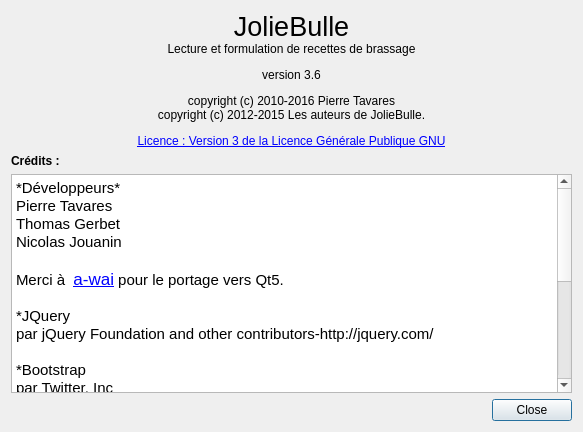
Old version of the form joliebulle/about.ui in the repository 314r/joliebulle.
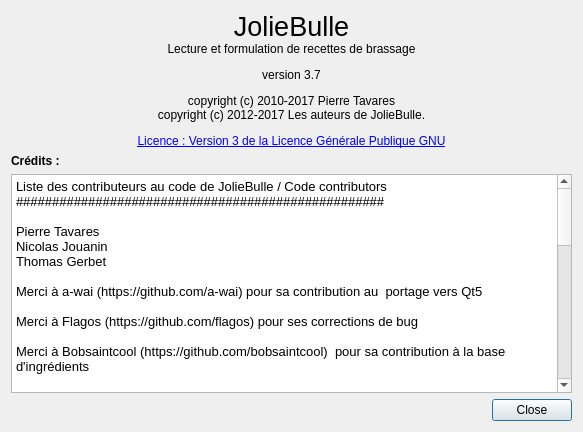
New version of the form.

Commit message: maj about, credits

Diff of the .ui file:
```diff
--- a/joliebulle/about.ui
+++ b/joliebulle/about.ui
@@ -17,7 +17,7 @@
    <item row="0" column="0">
     <widget class="QLabel" name="label">
      <property name="text">
-      <string>&lt;html&gt;&lt;head/&gt;&lt;body&gt;&lt;p align=&quot;center&quot;&gt;&lt;span style=&quot; font-size:20pt;&quot;&gt;JolieBulle&lt;/span&gt;&lt;br/&gt;Lecture et formulation de recettes de brassage&lt;/p&gt;&lt;p align=&quot;center&quot;&gt;version 3.6&lt;/p&gt;&lt;p align=&quot;center&quot;&gt;&lt;span style=&quot; font-size:9pt;&quot;&gt;copyright (c) 2010-2016 Pierre Tavares&lt;br/&gt;copyright (c) 2012-2015 Les auteurs de JolieBulle.&lt;/span&gt;&lt;/p&gt;&lt;p align=&quot;center&quot;&gt;&lt;a href=&quot;http://www.gnu.org/licenses/gpl-3.0.html&quot;&gt;&lt;span style=&quot; font-size:9pt; text-decoration: underline; color:#0000ff;&quot;&gt;Licence : Version 3 de la Licence Générale Publique GNU&lt;/span&gt;&lt;/a&gt;&lt;/p&gt;&lt;/body&gt;&lt;/html&gt;</string>
+      <string>&lt;html&gt;&lt;head/&gt;&lt;body&gt;&lt;p align=&quot;center&quot;&gt;&lt;span style=&quot; font-size:20pt;&quot;&gt;JolieBulle&lt;/span&gt;&lt;br/&gt;Lecture et formulation de recettes de brassage&lt;/p&gt;&lt;p align=&quot;center&quot;&gt;version 3.7&lt;/p&gt;&lt;p align=&quot;center&quot;&gt;&lt;span style=&quot; font-size:9pt;&quot;&gt;copyright (c) 2010-2017 Pierre Tavares&lt;br/&gt;copyright (c) 2012-2017 Les auteurs de JolieBulle.&lt;/span&gt;&lt;/p&gt;&lt;p align=&quot;center&quot;&gt;&lt;a href=&quot;http://www.gnu.org/licenses/gpl-3.0.html&quot;&gt;&lt;span style=&quot; font-size:9pt; text-decoration: underline; color:#0000ff;&quot;&gt;Licence : Version 3 de la Licence Générale Publique GNU&lt;/span&gt;&lt;/a&gt;&lt;/p&gt;&lt;/body&gt;&lt;/html&gt;</string>
      </property>
     </widget>
    </item>
@@ -44,31 +44,53 @@
       <string>&lt;!DOCTYPE HTML PUBLIC &quot;-//W3C//DTD HTML 4.0//EN&quot; &quot;http://www.w3.org/TR/REC-html40/strict.dtd&quot;&gt;
 &lt;html&gt;&lt;head&gt;&lt;meta name=&quot;qrichtext&quot; content=&quot;1&quot; /&gt;&lt;style type=&quot;text/css&quot;&gt;
 p, li { white-space: pre-wrap; }
-&lt;/style&gt;&lt;/head&gt;&lt;body style=&quot; font-family:'.SF NS Text'; font-size:13pt; font-weight:400; font-style:normal;&quot;&gt;
-&lt;p style=&quot; margin-top:0px; margin-bottom:0px; margin-left:0px; margin-right:0px; -qt-block-indent:0; text-indent:0px;&quot;&gt;&lt;span style=&quot; font-family:'Cantarell'; font-size:11pt;&quot;&gt;*Développeurs*&lt;/span&gt;&lt;/p&gt;
-&lt;p style=&quot; margin-top:0px; margin-bottom:0px; margin-left:0px; margin-right:0px; -qt-block-indent:0; text-indent:0px;&quot;&gt;&lt;span style=&quot; font-family:'Cantarell'; font-size:11pt;&quot;&gt;Pierre Tavares&lt;/span&gt;&lt;/p&gt;
-&lt;p style=&quot; margin-top:0px; margin-bottom:0px; margin-left:0px; margin-right:0px; -qt-block-indent:0; text-indent:0px;&quot;&gt;&lt;span style=&quot; font-family:'Cantarell'; font-size:11pt;&quot;&gt;Thomas Gerbet&lt;/span&gt;&lt;/p&gt;
-&lt;p style=&quot; margin-top:0px; margin-bottom:0px; margin-left:0px; margin-right:0px; -qt-block-indent:0; text-indent:0px;&quot;&gt;&lt;span style=&quot; font-family:'Cantarell'; font-size:11pt;&quot;&gt;Nicolas Jouanin&lt;/span&gt;&lt;/p&gt;
-&lt;p style=&quot;-qt-paragraph-type:empty; margin-top:0px; margin-bottom:0px; margin-left:0px; margin-right:0px; -qt-block-indent:0; text-indent:0px; font-family:'Cantarell'; font-size:11pt;&quot;&gt;&lt;br /&gt;&lt;/p&gt;
-&lt;p style=&quot; margin-top:0px; margin-bottom:0px; margin-left:0px; margin-right:0px; -qt-block-indent:0; text-indent:0px;&quot;&gt;&lt;span style=&quot; font-family:'Cantarell'; font-size:11pt;&quot;&gt;Merci à  &lt;/span&gt;&lt;a href=&quot;https://github.com/a-wai&quot;&gt;&lt;span style=&quot; text-decoration: underline; color:#0000ff;&quot;&gt;a-wai&lt;/span&gt;&lt;/a&gt;&lt;span style=&quot; font-family:'Cantarell'; font-size:11pt;&quot;&gt; pour le portage vers Qt5.&lt;/span&gt;&lt;/p&gt;
-&lt;p style=&quot;-qt-paragraph-type:empty; margin-top:0px; margin-bottom:0px; margin-left:0px; margin-right:0px; -qt-block-indent:0; text-indent:0px; font-family:'Cantarell'; font-size:11pt;&quot;&gt;&lt;br /&gt;&lt;/p&gt;
-&lt;p style=&quot; margin-top:0px; margin-bottom:0px; margin-left:0px; margin-right:0px; -qt-block-indent:0; text-indent:0px;&quot;&gt;&lt;span style=&quot; font-family:'Cantarell'; font-size:11pt;&quot;&gt;*JQuery&lt;/span&gt;&lt;/p&gt;
-&lt;p style=&quot; margin-top:0px; margin-bottom:0px; margin-left:0px; margin-right:0px; -qt-block-indent:0; text-indent:0px;&quot;&gt;&lt;span style=&quot; font-family:'Cantarell'; font-size:11pt;&quot;&gt;par jQuery Foundation and other contributors-http://jquery.com/&lt;/span&gt;&lt;/p&gt;
-&lt;p style=&quot;-qt-paragraph-type:empty; margin-top:0px; margin-bottom:0px; margin-left:0px; margin-right:0px; -qt-block-indent:0; text-indent:0px; font-family:'Cantarell'; font-size:11pt;&quot;&gt;&lt;br /&gt;&lt;/p&gt;
-&lt;p style=&quot; margin-top:0px; margin-bottom:0px; margin-left:0px; margin-right:0px; -qt-block-indent:0; text-indent:0px;&quot;&gt;&lt;span style=&quot; font-family:'Cantarell'; font-size:11pt;&quot;&gt;*Bootstrap&lt;/span&gt;&lt;/p&gt;
-&lt;p style=&quot; margin-top:0px; margin-bottom:0px; margin-left:0px; margin-right:0px; -qt-block-indent:0; text-indent:0px;&quot;&gt;&lt;span style=&quot; font-family:'Cantarell'; font-size:11pt;&quot;&gt;par Twitter, Inc &lt;/span&gt;&lt;/p&gt;
-&lt;p style=&quot;-qt-paragraph-type:empty; margin-top:0px; margin-bottom:0px; margin-left:0px; margin-right:0px; -qt-block-indent:0; text-indent:0px; font-family:'Cantarell'; font-size:11pt;&quot;&gt;&lt;br /&gt;&lt;/p&gt;
-&lt;p style=&quot; margin-top:0px; margin-bottom:0px; margin-left:0px; margin-right:0px; -qt-block-indent:0; text-indent:0px;&quot;&gt;&lt;span style=&quot; font-family:'Cantarell'; font-size:11pt;&quot;&gt;*Font-Awesome&lt;/span&gt;&lt;/p&gt;
-&lt;p style=&quot; margin-top:0px; margin-bottom:0px; margin-left:0px; margin-right:0px; -qt-block-indent:0; text-indent:0px;&quot;&gt;&lt;span style=&quot; font-family:'Cantarell'; font-size:11pt;&quot;&gt;par Dave Gandy - http://fontawesome.io&lt;/span&gt;&lt;/p&gt;
-&lt;p style=&quot;-qt-paragraph-type:empty; margin-top:0px; margin-bottom:0px; margin-left:0px; margin-right:0px; -qt-block-indent:0; text-indent:0px; font-family:'Cantarell'; font-size:11pt;&quot;&gt;&lt;br /&gt;&lt;/p&gt;
-&lt;p style=&quot; margin-top:0px; margin-bottom:0px; margin-left:0px; margin-right:0px; -qt-block-indent:0; text-indent:0px;&quot;&gt;&lt;span style=&quot; font-family:'Cantarell'; font-size:11pt;&quot;&gt;*Underscore&lt;/span&gt;&lt;/p&gt;
-&lt;p style=&quot; margin-top:0px; margin-bottom:0px; margin-left:0px; margin-right:0px; -qt-block-indent:0; text-indent:0px;&quot;&gt;&lt;span style=&quot; font-family:'Cantarell'; font-size:11pt;&quot;&gt;par Jeremy Ashkenas, DocumentCloud and InvestigativeReporters &amp;amp; Editors &lt;/span&gt;&lt;/p&gt;
-&lt;p style=&quot;-qt-paragraph-type:empty; margin-top:0px; margin-bottom:0px; margin-left:0px; margin-right:0px; -qt-block-indent:0; text-indent:0px; font-family:'Cantarell'; font-size:11pt;&quot;&gt;&lt;br /&gt;&lt;/p&gt;
-&lt;p style=&quot; margin-top:0px; margin-bottom:0px; margin-left:0px; margin-right:0px; -qt-block-indent:0; text-indent:0px;&quot;&gt;&lt;span style=&quot; font-family:'Cantarell'; font-size:11pt;&quot;&gt;*Angular&lt;/span&gt;&lt;/p&gt;
-&lt;p style=&quot; margin-top:0px; margin-bottom:0px; margin-left:0px; margin-right:0px; -qt-block-indent:0; text-indent:0px;&quot;&gt;&lt;span style=&quot; font-family:'Cantarell'; font-size:11pt;&quot;&gt;par Google, Inc. http://angularjs.org&lt;/span&gt;&lt;/p&gt;
-&lt;p style=&quot;-qt-paragraph-type:empty; margin-top:0px; margin-bottom:0px; margin-left:0px; margin-right:0px; -qt-block-indent:0; text-indent:0px; font-family:'Cantarell'; font-size:11pt;&quot;&gt;&lt;br /&gt;&lt;/p&gt;
-&lt;p style=&quot; margin-top:0px; margin-bottom:0px; margin-left:0px; margin-right:0px; -qt-block-indent:0; text-indent:0px;&quot;&gt;&lt;span style=&quot; font-family:'Cantarell'; font-size:11pt;&quot;&gt;*Colors from Flat UI&lt;/span&gt;&lt;/p&gt;
-&lt;p style=&quot; margin-top:0px; margin-bottom:0px; margin-left:0px; margin-right:0px; -qt-block-indent:0; text-indent:0px;&quot;&gt;&lt;span style=&quot; font-family:'Cantarell'; font-size:11pt;&quot;&gt;par DesignModo http://designmodo.github.io/Flat-UI/&lt;/span&gt;&lt;/p&gt;&lt;/body&gt;&lt;/html&gt;</string>
+&lt;/style&gt;&lt;/head&gt;&lt;body style=&quot; font-family:'Noto Sans'; font-size:10pt; font-weight:400; font-style:normal;&quot;&gt;
+&lt;p style=&quot; margin-top:0px; margin-bottom:0px; margin-left:0px; margin-right:0px; -qt-block-indent:0; text-indent:0px;&quot;&gt;Liste des contributeurs au code de JolieBulle / Code contributors&lt;/p&gt;
+&lt;p style=&quot; margin-top:0px; margin-bottom:0px; margin-left:0px; margin-right:0px; -qt-block-indent:0; text-indent:0px;&quot;&gt;###################################################&lt;/p&gt;
+&lt;p style=&quot;-qt-paragraph-type:empty; margin-top:0px; margin-bottom:0px; margin-left:0px; margin-right:0px; -qt-block-indent:0; text-indent:0px;&quot;&gt;&lt;br /&gt;&lt;/p&gt;
+&lt;p style=&quot; margin-top:0px; margin-bottom:0px; margin-left:0px; margin-right:0px; -qt-block-indent:0; text-indent:0px;&quot;&gt;Pierre Tavares&lt;/p&gt;
+&lt;p style=&quot; margin-top:0px; margin-bottom:0px; margin-left:0px; margin-right:0px; -qt-block-indent:0; text-indent:0px;&quot;&gt;Nicolas Jouanin&lt;/p&gt;
+&lt;p style=&quot; margin-top:0px; margin-bottom:0px; margin-left:0px; margin-right:0px; -qt-block-indent:0; text-indent:0px;&quot;&gt;Thomas Gerbet &lt;/p&gt;
+&lt;p style=&quot;-qt-paragraph-type:empty; margin-top:0px; margin-bottom:0px; margin-left:0px; margin-right:0px; -qt-block-indent:0; text-indent:0px;&quot;&gt;&lt;br /&gt;&lt;/p&gt;
+&lt;p style=&quot; margin-top:0px; margin-bottom:0px; margin-left:0px; margin-right:0px; -qt-block-indent:0; text-indent:0px;&quot;&gt;Merci à a-wai (https://github.com/a-wai) pour sa contribution au  portage vers Qt5 &lt;/p&gt;
+&lt;p style=&quot;-qt-paragraph-type:empty; margin-top:0px; margin-bottom:0px; margin-left:0px; margin-right:0px; -qt-block-indent:0; text-indent:0px;&quot;&gt;&lt;br /&gt;&lt;/p&gt;
+&lt;p style=&quot; margin-top:0px; margin-bottom:0px; margin-left:0px; margin-right:0px; -qt-block-indent:0; text-indent:0px;&quot;&gt;Merci à Flagos (https://github.com/flagos) pour ses corrections de bug&lt;/p&gt;
+&lt;p style=&quot;-qt-paragraph-type:empty; margin-top:0px; margin-bottom:0px; margin-left:0px; margin-right:0px; -qt-block-indent:0; text-indent:0px;&quot;&gt;&lt;br /&gt;&lt;/p&gt;
+&lt;p style=&quot; margin-top:0px; margin-bottom:0px; margin-left:0px; margin-right:0px; -qt-block-indent:0; text-indent:0px;&quot;&gt;Merci à Bobsaintcool (https://github.com/bobsaintcool)  pour sa contribution à la base d'ingrédients&lt;/p&gt;
+&lt;p style=&quot;-qt-paragraph-type:empty; margin-top:0px; margin-bottom:0px; margin-left:0px; margin-right:0px; -qt-block-indent:0; text-indent:0px;&quot;&gt;&lt;br /&gt;&lt;/p&gt;
+&lt;p style=&quot; margin-top:0px; margin-bottom:0px; margin-left:0px; margin-right:0px; -qt-block-indent:0; text-indent:0px;&quot;&gt;JolieBulle utilise Jquery / JolieBulle uses Jquery&lt;/p&gt;
+&lt;p style=&quot; margin-top:0px; margin-bottom:0px; margin-left:0px; margin-right:0px; -qt-block-indent:0; text-indent:0px;&quot;&gt;---------------------------------------------------------------------&lt;/p&gt;
+&lt;p style=&quot; margin-top:0px; margin-bottom:0px; margin-left:0px; margin-right:0px; -qt-block-indent:0; text-indent:0px;&quot;&gt;Copyright 2013 jQuery Foundation and other contributors&lt;/p&gt;
+&lt;p style=&quot; margin-top:0px; margin-bottom:0px; margin-left:0px; margin-right:0px; -qt-block-indent:0; text-indent:0px;&quot;&gt;http://jquery.com/&lt;/p&gt;
+&lt;p style=&quot; margin-top:0px; margin-bottom:0px; margin-left:0px; margin-right:0px; -qt-block-indent:0; text-indent:0px;&quot;&gt;MIT License&lt;/p&gt;
+&lt;p style=&quot;-qt-paragraph-type:empty; margin-top:0px; margin-bottom:0px; margin-left:0px; margin-right:0px; -qt-block-indent:0; text-indent:0px;&quot;&gt;&lt;br /&gt;&lt;/p&gt;
+&lt;p style=&quot; margin-top:0px; margin-bottom:0px; margin-left:0px; margin-right:0px; -qt-block-indent:0; text-indent:0px;&quot;&gt;JolieBulle utilise Bootstrap / JolieBulle uses Bootstrap&lt;/p&gt;
+&lt;p style=&quot; margin-top:0px; margin-bottom:0px; margin-left:0px; margin-right:0px; -qt-block-indent:0; text-indent:0px;&quot;&gt;---------------------------------------------------------------------&lt;/p&gt;
+&lt;p style=&quot; margin-top:0px; margin-bottom:0px; margin-left:0px; margin-right:0px; -qt-block-indent:0; text-indent:0px;&quot;&gt;Copyright 2012 Twitter, Inc under the Apache 2.0 license.&lt;/p&gt;
+&lt;p style=&quot;-qt-paragraph-type:empty; margin-top:0px; margin-bottom:0px; margin-left:0px; margin-right:0px; -qt-block-indent:0; text-indent:0px;&quot;&gt;&lt;br /&gt;&lt;/p&gt;
+&lt;p style=&quot; margin-top:0px; margin-bottom:0px; margin-left:0px; margin-right:0px; -qt-block-indent:0; text-indent:0px;&quot;&gt;JolieBulle utilise Font-Awesome / JolieBulle uses Font-Awesome &lt;/p&gt;
+&lt;p style=&quot; margin-top:0px; margin-bottom:0px; margin-left:0px; margin-right:0px; -qt-block-indent:0; text-indent:0px;&quot;&gt;--------------------------------------------------------------------&lt;/p&gt;
+&lt;p style=&quot; margin-top:0px; margin-bottom:0px; margin-left:0px; margin-right:0px; -qt-block-indent:0; text-indent:0px;&quot;&gt;&amp;quot;Font Awesome by Dave Gandy - http://fontawesome.io&amp;quot;. &lt;/p&gt;
+&lt;p style=&quot; margin-top:0px; margin-bottom:0px; margin-left:0px; margin-right:0px; -qt-block-indent:0; text-indent:0px;&quot;&gt;License: SIL OFL 1.1 &amp;amp; MIT&lt;/p&gt;
+&lt;p style=&quot; margin-top:0px; margin-bottom:0px; margin-left:0px; margin-right:0px; -qt-block-indent:0; text-indent:0px;&quot;&gt;From the website : &amp;quot;Font Awesome is fully open source and is GPL compatible. You can use it for commercial projects, open source projects, or really just about whatever you want.&amp;quot;&lt;/p&gt;
+&lt;p style=&quot;-qt-paragraph-type:empty; margin-top:0px; margin-bottom:0px; margin-left:0px; margin-right:0px; -qt-block-indent:0; text-indent:0px;&quot;&gt;&lt;br /&gt;&lt;/p&gt;
+&lt;p style=&quot;-qt-paragraph-type:empty; margin-top:0px; margin-bottom:0px; margin-left:0px; margin-right:0px; -qt-block-indent:0; text-indent:0px;&quot;&gt;&lt;br /&gt;&lt;/p&gt;
+&lt;p style=&quot; margin-top:0px; margin-bottom:0px; margin-left:0px; margin-right:0px; -qt-block-indent:0; text-indent:0px;&quot;&gt;JolieBulle utilise Angular / JolieBulle uses Angular&lt;/p&gt;
+&lt;p style=&quot; margin-top:0px; margin-bottom:0px; margin-left:0px; margin-right:0px; -qt-block-indent:0; text-indent:0px;&quot;&gt;---------------------------------------------------------------&lt;/p&gt;
+&lt;p style=&quot; margin-top:0px; margin-bottom:0px; margin-left:0px; margin-right:0px; -qt-block-indent:0; text-indent:0px;&quot;&gt;The MIT License&lt;/p&gt;
+&lt;p style=&quot; margin-top:0px; margin-bottom:0px; margin-left:0px; margin-right:0px; -qt-block-indent:0; text-indent:0px;&quot;&gt;Copyright (c) 2010-2012 Google, Inc. http://angularjs.org&lt;/p&gt;
+&lt;p style=&quot;-qt-paragraph-type:empty; margin-top:0px; margin-bottom:0px; margin-left:0px; margin-right:0px; -qt-block-indent:0; text-indent:0px;&quot;&gt;&lt;br /&gt;&lt;/p&gt;
+&lt;p style=&quot;-qt-paragraph-type:empty; margin-top:0px; margin-bottom:0px; margin-left:0px; margin-right:0px; -qt-block-indent:0; text-indent:0px;&quot;&gt;&lt;br /&gt;&lt;/p&gt;
+&lt;p style=&quot; margin-top:0px; margin-bottom:0px; margin-left:0px; margin-right:0px; -qt-block-indent:0; text-indent:0px;&quot;&gt;JolieBulle utilise Underscore / JolieBulle uses Underscore&lt;/p&gt;
+&lt;p style=&quot; margin-top:0px; margin-bottom:0px; margin-left:0px; margin-right:0px; -qt-block-indent:0; text-indent:0px;&quot;&gt;-------------------------------------------------------------------&lt;/p&gt;
+&lt;p style=&quot; margin-top:0px; margin-bottom:0px; margin-left:0px; margin-right:0px; -qt-block-indent:0; text-indent:0px;&quot;&gt;Copyright (c) 2009-2014 Jeremy Ashkenas, DocumentCloud and Investigative&lt;/p&gt;
+&lt;p style=&quot; margin-top:0px; margin-bottom:0px; margin-left:0px; margin-right:0px; -qt-block-indent:0; text-indent:0px;&quot;&gt;Reporters &amp;amp; Editors&lt;/p&gt;
+&lt;p style=&quot; margin-top:0px; margin-bottom:0px; margin-left:0px; margin-right:0px; -qt-block-indent:0; text-indent:0px;&quot;&gt;MIT Licence&lt;/p&gt;
+&lt;p style=&quot;-qt-paragraph-type:empty; margin-top:0px; margin-bottom:0px; margin-left:0px; margin-right:0px; -qt-block-indent:0; text-indent:0px;&quot;&gt;&lt;br /&gt;&lt;/p&gt;
+&lt;p style=&quot; margin-top:0px; margin-bottom:0px; margin-left:0px; margin-right:0px; -qt-block-indent:0; text-indent:0px;&quot;&gt;JolieButilise des couleurs de Flat UI / Some Colors from Flat UI&lt;/p&gt;
+&lt;p style=&quot; margin-top:0px; margin-bottom:0px; margin-left:0px; margin-right:0px; -qt-block-indent:0; text-indent:0px;&quot;&gt;--------------------------------&lt;/p&gt;
+&lt;p style=&quot; margin-top:0px; margin-bottom:0px; margin-left:0px; margin-right:0px; -qt-block-indent:0; text-indent:0px;&quot;&gt;par DesignModo http://designmodo.github.io/Flat-UI/&lt;/p&gt;
+&lt;p style=&quot;-qt-paragraph-type:empty; margin-top:0px; margin-bottom:0px; margin-left:0px; margin-right:0px; -qt-block-indent:0; text-indent:0px;&quot;&gt;&lt;br /&gt;&lt;/p&gt;&lt;/body&gt;&lt;/html&gt;</string>
      </property>
     </widget>
    </item>
```
The commit also changes 1 other file.
